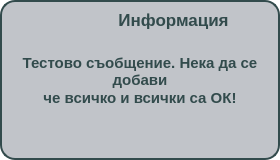
Above: app/ui/widgets/customMessageWidget.ui from DevilPhp/WorkSalary.v01 before the change. Below: the same form after it.
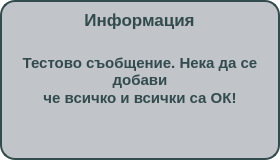
That is the form after the change. Icons and pictures are not drawn.

```diff
--- a/app/ui/widgets/customMessageWidget.ui
+++ b/app/ui/widgets/customMessageWidget.ui
@@ -18,8 +18,14 @@
   </property>
   <property name="minimumSize">
    <size>
-    <width>0</width>
-    <height>0</height>
+    <width>280</width>
+    <height>160</height>
+   </size>
+  </property>
+  <property name="maximumSize">
+   <size>
+    <width>280</width>
+    <height>160</height>
    </size>
   </property>
   <property name="windowTitle">
@@ -127,23 +133,6 @@
          <property name="bottomMargin">
           <number>0</number>
          </property>
-         <item>
-          <widget class="QPushButton" name="pushButton">
-           <property name="text">
-            <string/>
-           </property>
-           <property name="icon">
-            <iconset resource="../../../resources.qrc">
-             <normaloff>:/icons/app/assets/icons/Question-Square--Streamline-Solar-Broken.svg</normaloff>:/icons/app/assets/icons/Question-Square--Streamline-Solar-Broken.svg</iconset>
-           </property>
-           <property name="iconSize">
-            <size>
-             <width>36</width>
-             <height>36</height>
-            </size>
-           </property>
-          </widget>
-         </item>
          <item>
           <widget class="QLabel" name="label">
            <property name="text">
```
